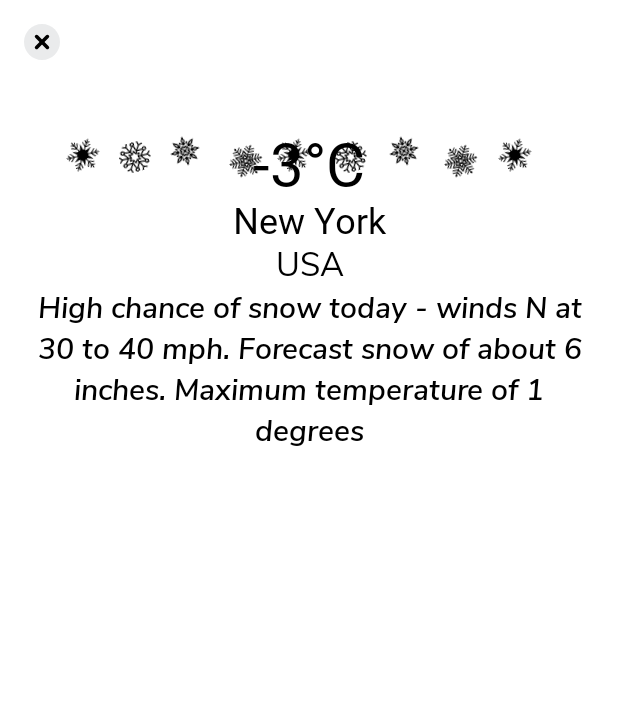
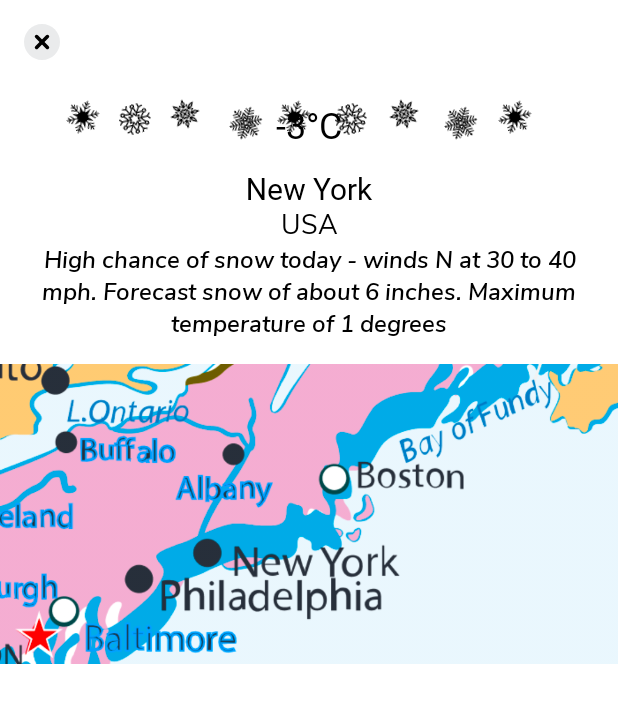
Before and after one commit to poppito/SprocketWeather, an Android app built with Jetpack Compose: the screen it shows after launch (CitiesActivity), after a tap on "New York", on a phone screen of 412 x 824 dp. Shown: the top 703 px of the screen. Run offline under Robolectric (Android 15) with nearby library versions, the phone set to English and light mode, and no system bars; Roboto replaces fonts that are not available here.

Commit message:
add maps

```diff
--- a/app/src/main/java/com/example/androiddevchallenge/CitiesActivity.kt
+++ b/app/src/main/java/com/example/androiddevchallenge/CitiesActivity.kt
@@ -198,9 +198,7 @@ private fun ShowWeatherAnimation(
 fun CityWeatherDetail(data: Models.CityItem, currentCity: MutableState<Int>) {
     Column {
         Box(
-            modifier = Modifier
-                .fillMaxWidth()
-                .fillMaxHeight(0.7f)
+            modifier = Modifier.fillMaxSize()
                 .background(color = MaterialTheme.colors.background)
         ) {
             Image(
@@ -214,7 +212,7 @@ fun CityWeatherDetail(data: Models.CityItem, currentCity: MutableState<Int>) {
             )
             Column(
                 modifier = Modifier.fillMaxSize(),
-                horizontalAlignment = if (data.primaryWeatherEvent is WeatherEvent.Snow) Alignment.CenterHorizontally else Alignment.End
+                horizontalAlignment = Alignment.CenterHorizontally
             ) {
                 ShowWeatherAnimation(primaryWeatherEvent = data.primaryWeatherEvent)
                 Text(
@@ -224,18 +222,19 @@ fun CityWeatherDetail(data: Models.CityItem, currentCity: MutableState<Int>) {
                     textAlign = TextAlign.Center,
                     style = TextStyle(
                         color = MaterialTheme.colors.onBackground,
-                        fontSize = 40.sp,
+                        fontSize = 24.sp,
                         fontFamily = headerFont
                     ),
                     modifier = Modifier
-                        .padding(start = 16.dp, top = 48.dp, end = 16.dp)
+                        .padding(start = 16.dp, end = 16.dp)
+                        .offset(x = 0.dp, y = (-16).dp)
                         .fillMaxWidth()
                 )
                 Text(
                     text = data.name,
                     style = TextStyle(
                         color = MaterialTheme.colors.onBackground,
-                        fontSize = 24.sp,
+                        fontSize = 20.sp,
                         fontFamily = headerFont
                     ),
                     textAlign = TextAlign.Center,
@@ -247,7 +246,7 @@ fun CityWeatherDetail(data: Models.CityItem, currentCity: MutableState<Int>) {
                     text = data.country,
                     style = TextStyle(
                         color = MaterialTheme.colors.onBackground,
-                        fontSize = 22.sp,
+                        fontSize = 18.sp,
                         fontFamily = bodyFont
                     ),
                     textAlign = TextAlign.Center,
@@ -259,7 +258,7 @@ fun CityWeatherDetail(data: Models.CityItem, currentCity: MutableState<Int>) {
                     text = data.getForecastFromWeatherEvents(),
                     style = TextStyle(
                         color = MaterialTheme.colors.onBackground,
-                        fontSize = 20.sp,
+                        fontSize = 16.sp,
                         fontFamily = italicFont
                     ),
                     textAlign = TextAlign.Center,
@@ -267,6 +266,13 @@ fun CityWeatherDetail(data: Models.CityItem, currentCity: MutableState<Int>) {
                         .padding(start = 16.dp, bottom = 16.dp, end = 16.dp)
                         .fillMaxWidth()
                 )
+                Box(modifier = Modifier.fillMaxWidth()) {
+                    Image(
+                        painterResource(id = data.map),
+                        contentDescription = stringResource(id = R.string.cd_map),
+                        modifier = Modifier.fillMaxWidth()
+                    )
+                }
             }
         }
     }
@@ -276,16 +282,25 @@ fun CityWeatherDetail(data: Models.CityItem, currentCity: MutableState<Int>) {
 private fun ShowOvercast() {
     Box {
         ShowSun()
-        Cloud()
+        Cloud(alignMiddle = true)
     }
 }
 
 @Composable
-private fun ShowSun() {
+private fun ShowSun(rotate: Boolean = true) {
+    val rotateTransition = rememberInfiniteTransition()
+    val rotation = rotateTransition.animateFloat(
+        initialValue = 0f, targetValue = 360f,
+        animationSpec = infiniteRepeatable(
+            animation = tween(3000, easing = FastOutLinearInEasing),
+            repeatMode = RepeatMode.Restart
+        )
+    )
+
     val offsetTransition = rememberInfiniteTransition()
     val offset = offsetTransition.animateFloat(
         initialValue = 0f,
-        targetValue = 180f,
+        targetValue = 360f,
         animationSpec = infiniteRepeatable(
             animation = tween(3000, easing = FastOutLinearInEasing),
             repeatMode = RepeatMode.Restart
@@ -299,8 +314,10 @@ private fun ShowSun() {
             .padding(16.dp)
             .size(width = 140.dp, height = 140.dp)
             .offset(
-                x = -offset.value.dp, y = 0.dp
+                x = if (!rotate) -offset.value.dp else 0.dp,
+                y = 0.dp
             )
+            .rotate(if (rotate) rotation.value else 0f)
     )
 }
 
@@ -309,7 +326,7 @@ private fun ShowSnow() {
     val infiniteTransition = rememberInfiniteTransition()
     val tx = infiniteTransition.animateFloat(
         initialValue = 0f,
-        targetValue = 300f,
+        targetValue = 200f,
         animationSpec = infiniteRepeatable(
             animation = tween(5000, easing = FastOutLinearInEasing),
             repeatMode = RepeatMode.Restart
@@ -330,7 +347,7 @@ private fun ShowSnow() {
             painter = painterResource(id = R.drawable.snowflake1),
             contentDescription = "",
             modifier = Modifier
-                .padding(top = 16.dp, end = 16.dp)
+                .padding(top = 16.dp, end = 16.dp, bottom = 48.dp)
                 .offset(x = 1.dp, y = (tx.value + 1).dp)
                 .rotate(rotate.value),
             colorFilter = ColorFilter.tint(color = MaterialTheme.colors.onBackground)
@@ -339,7 +356,7 @@ private fun ShowSnow() {
             painter = painterResource(id = R.drawable.snowflake2),
             contentDescription = "",
             modifier = Modifier
-                .padding(top = 16.dp, end = 16.dp)
+                .padding(top = 16.dp, end = 16.dp, bottom = 48.dp)
                 .offset(x = 0.dp, y = (tx.value + 3).dp)
                 .rotate(rotate.value),
             colorFilter = ColorFilter.tint(color = MaterialTheme.colors.onBackground)
@@ -348,7 +365,7 @@ private fun ShowSnow() {
             painter = painterResource(id = R.drawable.snowflake3),
             contentDescription = "",
             modifier = Modifier
-                .padding(top = 16.dp, end = 16.dp)
+                .padding(top = 16.dp, end = 16.dp, bottom = 48.dp)
                 .offset(x = -3.dp, y = tx.value.dp)
                 .rotate(rotate.value),
             colorFilter = ColorFilter.tint(color = MaterialTheme.colors.onBackground)
@@ -357,7 +374,7 @@ private fun ShowSnow() {
             painter = painterResource(id = R.drawable.snowflake4),
             contentDescription = "",
             modifier = Modifier
-                .padding(top = 16.dp, end = 16.dp)
+                .padding(top = 16.dp, end = 16.dp, bottom = 48.dp)
                 .offset(x = 2.dp, y = (tx.value + 5).dp)
                 .rotate(rotate.value),
             colorFilter = ColorFilter.tint(color = MaterialTheme.colors.onBackground)
@@ -366,7 +383,7 @@ private fun ShowSnow() {
             painter = painterResource(id = R.drawable.snowflake1),
             contentDescription = "",
             modifier = Modifier
-                .padding(top = 16.dp, end = 16.dp)
+                .padding(top = 16.dp, end = 16.dp, bottom = 48.dp)
                 .offset(x = -2.dp, y = (tx.value + 1).dp)
                 .rotate(rotate.value),
             colorFilter = ColorFilter.tint(color = MaterialTheme.colors.onBackground)
@@ -375,7 +392,7 @@ private fun ShowSnow() {
             painter = painterResource(id = R.drawable.snowflake2),
             contentDescription = "",
             modifier = Modifier
-                .padding(top = 16.dp, end = 16.dp)
+                .padding(top = 16.dp, end = 16.dp, bottom = 48.dp)
                 .offset(x = 0.dp, y = (tx.value + 3).dp)
                 .rotate(rotate.value),
             colorFilter = ColorFilter.tint(color = MaterialTheme.colors.onBackground)
@@ -384,7 +401,7 @@ private fun ShowSnow() {
             painter = painterResource(id = R.drawable.snowflake3),
             contentDescription = "",
             modifier = Modifier
-                .padding(top = 16.dp, end = 16.dp)
+                .padding(top = 16.dp, end = 16.dp, bottom = 48.dp)
                 .offset(x = -1.dp, y = tx.value.dp)
                 .rotate(rotate.value),
             colorFilter = ColorFilter.tint(color = MaterialTheme.colors.onBackground)
@@ -393,7 +410,7 @@ private fun ShowSnow() {
             painter = painterResource(id = R.drawable.snowflake4),
             contentDescription = "",
             modifier = Modifier
-                .padding(top = 16.dp, end = 16.dp)
+                .padding(top = 16.dp, end = 16.dp, bottom = 48.dp)
                 .offset(x = 1.dp, y = (tx.value + 5).dp)
                 .rotate(rotate.value),
             colorFilter = ColorFilter.tint(color = MaterialTheme.colors.onBackground)
@@ -402,7 +419,7 @@ private fun ShowSnow() {
             painter = painterResource(id = R.drawable.snowflake1),
             contentDescription = "",
             modifier = Modifier
-                .padding(top = 16.dp, end = 16.dp)
+                .padding(top = 16.dp, end = 16.dp, bottom = 48.dp)
                 .offset(x = 1.dp, y = (tx.value + 1).dp)
                 .rotate(rotate.value),
             colorFilter = ColorFilter.tint(color = MaterialTheme.colors.onBackground)
@@ -417,7 +434,7 @@ private fun ShowRain() {
 }
 
 @Composable
-private fun Cloud() {
+private fun Cloud(alignMiddle: Boolean = false) {
     val infiniteTransition = rememberInfiniteTransition()
     val tx = infiniteTransition.animateFloat(
         initialValue = 0f,
--- a/app/src/main/java/com/example/androiddevchallenge/model/Models.kt
+++ b/app/src/main/java/com/example/androiddevchallenge/model/Models.kt
@@ -23,7 +23,8 @@ class Models {
         val country: String,
         val img: Int,
         val foreCast: Int,
-        val primaryWeatherEvent: WeatherEvent
+        val primaryWeatherEvent: WeatherEvent,
+        val map: Int
     )
 }
 
@@ -39,104 +40,103 @@ val cityItems = listOf<Models.CityItem>(
         country = "Australia",
         img = R.drawable.sydney,
         foreCast = 30,
-        primaryWeatherEvent = WeatherEvent.Sun(level = 2)
+        primaryWeatherEvent = WeatherEvent.Sun(level = 2),
+        map = R.drawable.sydney_map
     ),
     Models.CityItem(
         name = "New York",
         country = "USA",
         img = R.drawable.ny,
         foreCast = -3,
-        primaryWeatherEvent = WeatherEvent.Snow(level = 2)
-    ),
-    Models.CityItem(
-        name = "Washington D.C.",
-        country = "USA",
-        img = R.drawable.dc,
-        foreCast = -4,
-        primaryWeatherEvent = WeatherEvent.Snow(level = 2)
+        primaryWeatherEvent = WeatherEvent.Snow(level = 2),
+        map = R.drawable.ny_map
     ),
     Models.CityItem(
         name = "Tokyo",
         country = "Japan",
         img = R.drawable.tokyo,
         foreCast = 24,
-        primaryWeatherEvent = WeatherEvent.Rain(level = 2)
+        primaryWeatherEvent = WeatherEvent.Rain(level = 2),
+        map = R.drawable.tokyo_map
     ),
     Models.CityItem(
         name = "Barcelona",
         country = "Spain",
         img = R.drawable.barcelona,
         foreCast = 25,
-        primaryWeatherEvent = WeatherEvent.Sun(level = 2)
+        primaryWeatherEvent = WeatherEvent.Sun(level = 2),
+        map = R.drawable.barcelona_map
     ),
     Models.CityItem(
         name = "Berlin",
         country = "Germany",
         img = R.drawable.berlin,
         foreCast = 3,
-        primaryWeatherEvent = WeatherEvent.Snow(level = 2)
+        primaryWeatherEvent = WeatherEvent.Snow(level = 2),
+        map = R.drawable.berlin_map
     ),
     Models.CityItem(
         name = "London",
         country = "UK",
         img = R.drawable.london,
         foreCast = 14,
-        primaryWeatherEvent = WeatherEvent.Rain(level = 2)
+        primaryWeatherEvent = WeatherEvent.Rain(level = 2),
+        map = R.drawable.london_map
     ),
     Models.CityItem(
         name = "Hong Kong",
         country = "Hong Kong",
         img = R.drawable.hk,
         foreCast = 33,
-        primaryWeatherEvent = WeatherEvent.Rain(level = 2)
-    ),
-    Models.CityItem(
-        name = "Moscow",
-        country = "Russia",
-        img = R.drawable.moscow,
-        foreCast = 1,
-        primaryWeatherEvent = WeatherEvent.Snow(level = 2)
+        primaryWeatherEvent = WeatherEvent.Rain(level = 2),
+        map = R.drawable.hk_map
     ),
     Models.CityItem(
         name = "Athens",
         country = "Greece",
         img = R.drawable.athens,
         foreCast = 25,
-        primaryWeatherEvent = WeatherEvent.Rain(level = 2)
+        primaryWeatherEvent = WeatherEvent.Rain(level = 2),
+        map = R.drawable.athens_map
     ),
     Models.CityItem(
         name = "Vienna",
         country = "Austria",
         img = R.drawable.vienna,
         foreCast = 4,
-        primaryWeatherEvent = WeatherEvent.Snow(level = 2)
+        primaryWeatherEvent = WeatherEvent.Snow(level = 2),
+        map = R.drawable.vienna_map
     ),
     Models.CityItem(
         name = "Paris",
         country = "France",
         img = R.drawable.paris,
         foreCast = 24,
-        primaryWeatherEvent = WeatherEvent.Rain(level = 1)
+        primaryWeatherEvent = WeatherEvent.Rain(level = 1),
+        map = R.drawable.paris_map
     ),
     Models.CityItem(
         name = "Delhi",
         country = "India",
         img = R.drawable.delhi,
         foreCast = 35,
-        primaryWeatherEvent = WeatherEvent.Rain(level = 2)
+        primaryWeatherEvent = WeatherEvent.Rain(level = 2),
+        map = R.drawable.delhi_map
     ),
     Models.CityItem(
         name = "Rio De Janeiro",
         country = "Brazil",
         img = R.drawable.rdj,
         foreCast = 36,
-        primaryWeatherEvent = WeatherEvent.Sun(level = 1)
+        primaryWeatherEvent = WeatherEvent.Sun(level = 1),
+        map = R.drawable.rdj_map
     ),
     Models.CityItem(
-        name = "Dubai",
+        name = "Abu Dhabi",
         country = "UAE",
         img = R.drawable.dubai,
         foreCast = 38,
-        primaryWeatherEvent = WeatherEvent.Sun(level = 3)
+        primaryWeatherEvent = WeatherEvent.Sun(level = 3),
+        map = R.drawable.abu_dhabi_map
     )
 )
--- a/app/src/main/res/values/strings.xml
+++ b/app/src/main/res/values/strings.xml
@@ -17,4 +17,5 @@
     <string name="cd_btn_right">Right</string>
     <string name="txt_degrees">%1$d°C</string>
     <string name="txt_close">Close</string>
+    <string name="cd_map">City map</string>
 </resources>
```
Also changed, not shown: app/src/main/res/drawable/abu_dhabi_map.png (added), app/src/main/res/drawable/athens_map.png (added), app/src/main/res/drawable/barcelona_map.png (added), app/src/main/res/drawable/berlin_map.png (added), app/src/main/res/drawable/delhi_map.png (added), app/src/main/res/drawable/hk_map.png (added), app/src/main/res/drawable/london_map.png (added), app/src/main/res/drawable/ny_map.png (added), app/src/main/res/drawable/paris_map.png (added), app/src/main/res/drawable/rdj_map.png (added), app/src/main/res/drawable/sydney_map.png (added), app/src/main/res/drawable/tokyo_map.png (added), app/src/main/res/drawable/vienna_map.png (added).
